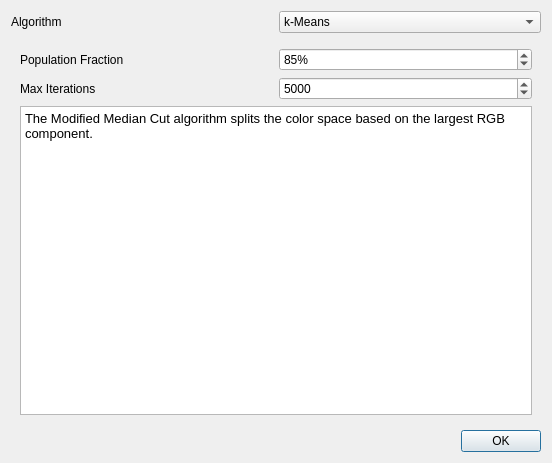
The window that src/gui/widgets/dialogs/color_quantization_dialog.ui (mbasaglia/glaxnimate) describes before a commit, drawn with Qt 5.
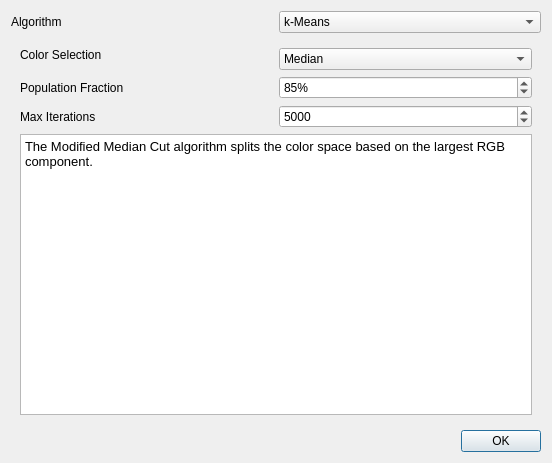
The same window after the commit. The open tabs and pages were chosen to show the change. Icons and pictures are not drawn.

Commit message: Clean up median cut

```diff
--- a/src/gui/widgets/dialogs/color_quantization_dialog.ui
+++ b/src/gui/widgets/dialogs/color_quantization_dialog.ui
@@ -177,13 +177,27 @@
      <widget class="QWidget" name="page_4">
       <layout class="QGridLayout" name="gridLayout_3">
        <item row="0" column="0">
+        <widget class="QLabel" name="label_6">
+         <property name="text">
+          <string>Color Selection</string>
+         </property>
+        </widget>
+       </item>
+       <item row="2" column="0">
         <widget class="QLabel" name="label_5">
          <property name="text">
           <string>Population Fraction</string>
          </property>
         </widget>
        </item>
-       <item row="0" column="1">
+       <item row="3" column="0">
+        <widget class="QLabel" name="label_4">
+         <property name="text">
+          <string>Max Iterations</string>
+         </property>
+        </widget>
+       </item>
+       <item row="2" column="1">
         <widget class="QSpinBox" name="spin_mmcq_fract">
          <property name="suffix">
           <string>%</string>
@@ -199,14 +213,29 @@
          </property>
         </widget>
        </item>
-       <item row="1" column="0">
-        <widget class="QLabel" name="label_4">
-         <property name="text">
-          <string>Max Iterations</string>
+       <item row="0" column="1" rowspan="2">
+        <widget class="QComboBox" name="combo_mmcq_match">
+         <property name="currentIndex">
+          <number>0</number>
          </property>
+         <item>
+          <property name="text">
+           <string>Median</string>
+          </property>
+         </item>
+         <item>
+          <property name="text">
+           <string>Most Frequent</string>
+          </property>
+         </item>
+         <item>
+          <property name="text">
+           <string>Closest</string>
+          </property>
+         </item>
         </widget>
        </item>
-       <item row="1" column="1">
+       <item row="3" column="1">
         <widget class="QSpinBox" name="spin_mmcq_iterations">
          <property name="minimum">
           <number>1</number>
@@ -219,7 +248,7 @@
          </property>
         </widget>
        </item>
-       <item row="2" column="0" colspan="2">
+       <item row="4" column="0" colspan="2">
         <widget class="QTextEdit" name="textEdit_3">
          <property name="readOnly">
           <bool>true</bool>
```
Left out of the diff: 6 changed lines with no effect on the pictures. The commit also changes 4 other files.
